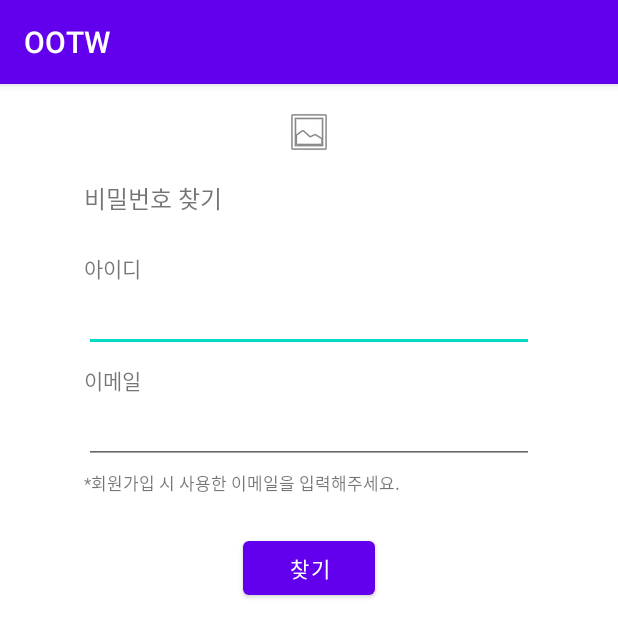
After one commit to cyj2825/OOTW, an Android app: the FindPwActivity screen opened directly, with no data from a screen before it, on a phone screen of 412 x 824 dp. The commit adds this screen. Shown: the top 637 px of the screen. Run offline under Robolectric (Android 15) with nearby library versions, the light colour scheme and no system bars.

Commit message:
add FindPwActicity.kt

```diff
--- a/app/src/main/AndroidManifest.xml
+++ b/app/src/main/AndroidManifest.xml
@@ -19,6 +19,7 @@
             </intent-filter>
         </activity>
         <activity android:name=".FindIdActivity"/>
+        <activity android:name=".FindPwActivity"/>
     </application>
 
 </manifest>
--- /dev/null
+++ b/app/src/main/java/com/example/ootw/FindPwActivity.kt
@@ -0,0 +1,27 @@
+package com.example.ootw
+
+import android.os.Bundle
+import androidx.appcompat.app.AppCompatActivity
+import com.example.ootw.databinding.ActivityFindPwBinding
+
+class FindPwActivity: AppCompatActivity() {
+    // 전역 변수로 바인딩 객체 선언
+    private var mBinding: ActivityFindPwBinding? = null
+    // 매번 null 체크를 할 필요없이 편의성을 위해 바인딩 변수 재선언
+    private val binding get() = mBinding!!
+
+    override fun onCreate(savedInstanceState: Bundle?) {
+        super.onCreate(savedInstanceState)
+        // 바인딩
+        mBinding = ActivityFindPwBinding.inflate(layoutInflater)
+        setContentView(binding.root)
+
+    }
+
+    // 액티비티가 파괴될 때..
+    override fun onDestroy() {
+        // onDestroy 에서 binding class 인스턴스 참조를 정리해주어야 한다.
+        mBinding = null
+        super.onDestroy()
+    }
+}
--- a/app/src/main/java/com/example/ootw/MainActivity.kt
+++ b/app/src/main/java/com/example/ootw/MainActivity.kt
@@ -24,6 +24,10 @@ class MainActivity : AppCompatActivity() {
             Log.d("TestLog", "find id")
             startActivity(Intent(this, FindIdActivity::class.java))
         }
+        binding.tvFindPw.setOnClickListener {
+            Log.d("TestLog", "find pw")
+            startActivity(Intent(this, FindPwActivity::class.java))
+        }
     }
 
     // 액티비티가 파괴될 때..
--- /dev/null
+++ b/app/src/main/res/layout/activity_find_pw.xml
@@ -0,0 +1,90 @@
+<?xml version="1.0" encoding="utf-8"?>
+<androidx.constraintlayout.widget.ConstraintLayout xmlns:android="http://schemas.android.com/apk/res/android"
+    xmlns:app="http://schemas.android.com/apk/res-auto"
+    xmlns:tools="http://schemas.android.com/tools"
+    android:layout_width="match_parent"
+    android:layout_height="match_parent">
+
+    <ImageView
+        android:id="@+id/iv_findpw_logo"
+        android:layout_width="wrap_content"
+        android:layout_height="wrap_content"
+        android:layout_marginTop="16dp"
+        app:layout_constraintEnd_toEndOf="parent"
+        app:layout_constraintStart_toStartOf="parent"
+        app:layout_constraintTop_toTopOf="parent"
+        app:srcCompat="@android:drawable/ic_menu_gallery" />
+
+    <TextView
+        android:id="@+id/textView"
+        android:layout_width="wrap_content"
+        android:layout_height="wrap_content"
+        android:layout_marginLeft="56dp"
+        android:layout_marginTop="16dp"
+        android:text="비밀번호 찾기"
+        android:textSize="16sp"
+        app:layout_constraintStart_toStartOf="parent"
+        app:layout_constraintTop_toBottomOf="@+id/iv_findpw_logo" />
+
+    <TextView
+        android:id="@+id/textView2"
+        android:layout_width="wrap_content"
+        android:layout_height="wrap_content"
+        android:layout_marginLeft="56dp"
+        android:layout_marginTop="24dp"
+        android:text="아이디"
+        app:layout_constraintStart_toStartOf="parent"
+        app:layout_constraintTop_toBottomOf="@+id/textView" />
+
+    <EditText
+        android:id="@+id/et_findpw_id"
+        android:layout_width="300dp"
+        android:layout_height="wrap_content"
+        android:layout_marginTop="8dp"
+        android:textSize="12sp"
+        app:layout_constraintEnd_toEndOf="parent"
+        app:layout_constraintStart_toStartOf="parent"
+        app:layout_constraintTop_toBottomOf="@+id/textView2" />
+
+    <TextView
+        android:id="@+id/textView3"
+        android:layout_width="wrap_content"
+        android:layout_height="wrap_content"
+        android:layout_marginLeft="56dp"
+        android:layout_marginTop="8dp"
+        android:text="이메일"
+        app:layout_constraintStart_toStartOf="parent"
+        app:layout_constraintTop_toBottomOf="@+id/et_findpw_id" />
+
+    <EditText
+        android:id="@+id/et_findpw_email"
+        android:layout_width="300dp"
+        android:layout_height="wrap_content"
+        android:layout_marginTop="8dp"
+        android:textSize="12sp"
+        app:layout_constraintEnd_toEndOf="parent"
+        app:layout_constraintStart_toStartOf="parent"
+        app:layout_constraintTop_toBottomOf="@+id/textView3" />
+
+    <TextView
+        android:id="@+id/textView4"
+        android:layout_width="wrap_content"
+        android:layout_height="wrap_content"
+        android:layout_marginLeft="56dp"
+        android:layout_marginTop="4dp"
+        android:text="*회원가입 시 사용한 이메일을 입력해주세요."
+        android:textSize="11sp"
+        app:layout_constraintStart_toStartOf="parent"
+        app:layout_constraintTop_toBottomOf="@+id/et_findpw_email" />
+
+    <Button
+        android:id="@+id/btn_findpw_submit"
+        android:layout_width="wrap_content"
+        android:layout_height="wrap_content"
+        android:layout_marginTop="24dp"
+        android:text="찾기"
+        app:layout_constraintEnd_toEndOf="parent"
+        app:layout_constraintStart_toStartOf="parent"
+        app:layout_constraintTop_toBottomOf="@+id/textView4" />
+
+</androidx.constraintlayout.widget.ConstraintLayout>
```
